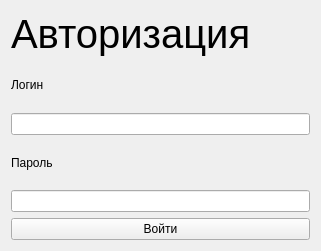
The window that Client/authorization.ui (KostyaDekhant/Messenger) describes before a commit, drawn with Qt 5.
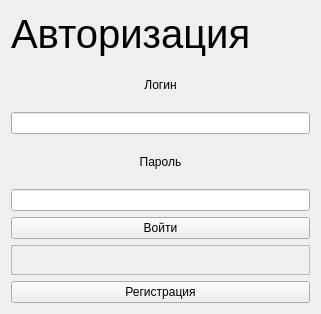
The same window after the commit.

Diff of the .ui file:
```diff
--- a/Client/authorization.ui
+++ b/Client/authorization.ui
@@ -7,7 +7,7 @@
     <x>0</x>
     <y>0</y>
     <width>321</width>
-    <height>251</height>
+    <height>314</height>
    </rect>
   </property>
   <property name="windowTitle">
@@ -16,21 +16,41 @@
   <layout class="QGridLayout" name="gridLayout_2">
    <item row="0" column="0">
     <layout class="QGridLayout" name="gridLayout">
-     <item row="6" column="0">
-      <widget class="QLineEdit" name="password_line"/>
-     </item>
      <item row="5" column="0">
       <widget class="QLabel" name="Password_lb">
        <property name="text">
         <string>Пароль</string>
        </property>
+       <property name="alignment">
+        <set>Qt::AlignCenter</set>
+       </property>
       </widget>
      </item>
+     <item row="6" column="0">
+      <widget class="QLineEdit" name="password_line">
+       <property name="echoMode">
+        <enum>QLineEdit::Password</enum>
+       </property>
+      </widget>
+     </item>
+     <item row="4" column="0">
+      <widget class="QLineEdit" name="login_line"/>
+     </item>
      <item row="2" column="0">
       <widget class="QLabel" name="Login_lb">
        <property name="text">
         <string>Логин</string>
        </property>
+       <property name="alignment">
+        <set>Qt::AlignCenter</set>
+       </property>
+      </widget>
+     </item>
+     <item row="9" column="0">
+      <widget class="QPushButton" name="sign_up_bttn">
+       <property name="text">
+        <string>Регистрация</string>
+       </property>
       </widget>
      </item>
      <item row="1" column="0">
@@ -45,9 +65,6 @@
        </property>
       </widget>
      </item>
-     <item row="4" column="0">
-      <widget class="QLineEdit" name="login_line"/>
-     </item>
      <item row="7" column="0">
       <widget class="QPushButton" name="Login_bttn">
        <property name="text">
@@ -55,6 +72,28 @@
        </property>
       </widget>
      </item>
+     <item row="8" column="0">
+      <widget class="QFrame" name="frame">
+       <property name="minimumSize">
+        <size>
+         <width>0</width>
+         <height>30</height>
+        </size>
+       </property>
+       <property name="maximumSize">
+        <size>
+         <width>16777215</width>
+         <height>30</height>
+        </size>
+       </property>
+       <property name="frameShape">
+        <enum>QFrame::StyledPanel</enum>
+       </property>
+       <property name="frameShadow">
+        <enum>QFrame::Raised</enum>
+       </property>
+      </widget>
+     </item>
     </layout>
    </item>
   </layout>
```
Left out of the diff: 5 changed lines with no effect on the pictures.
